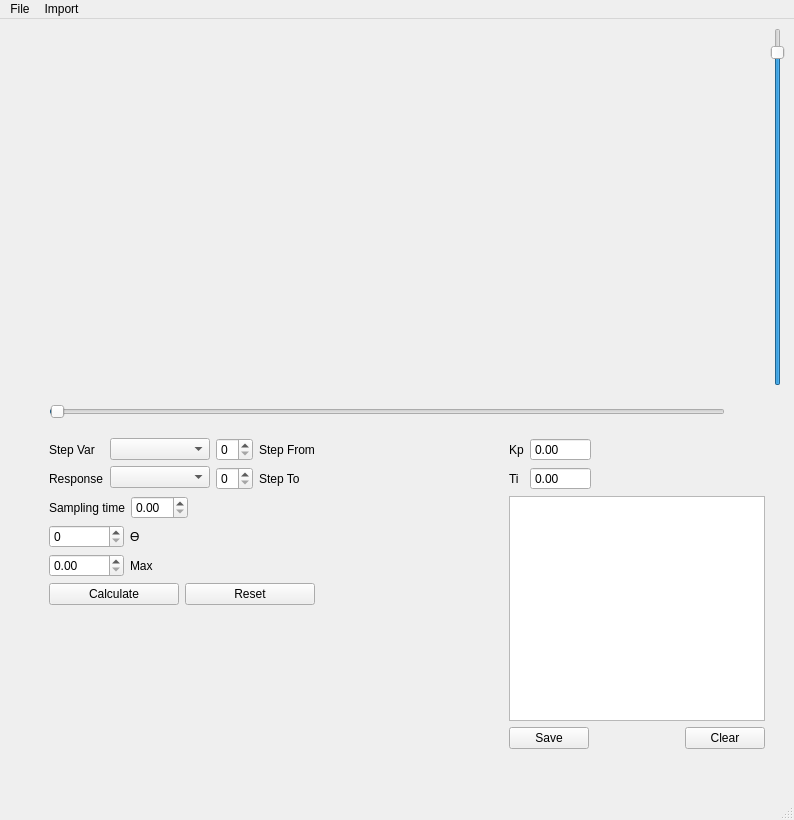
Qt form GUI/main3.ui (buzzCraft/PID_tuner-BachlorProject) before a commit.
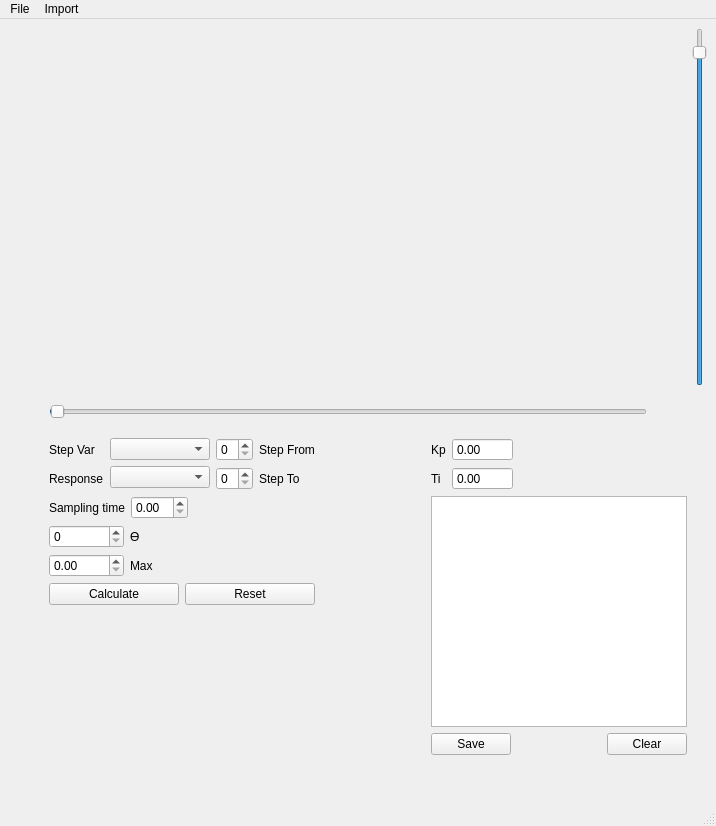
The same form after that commit.

Patch:
```diff
--- a/GUI/main3.ui
+++ b/GUI/main3.ui
@@ -6,8 +6,8 @@
    <rect>
     <x>0</x>
     <y>0</y>
-    <width>794</width>
-    <height>820</height>
+    <width>716</width>
+    <height>826</height>
    </rect>
   </property>
   <property name="windowTitle">
@@ -578,7 +578,7 @@
     <rect>
      <x>0</x>
      <y>0</y>
-     <width>794</width>
+     <width>716</width>
      <height>21</height>
     </rect>
    </property>
```
Left out of the diff: 11 changed lines with no effect on the pictures.
